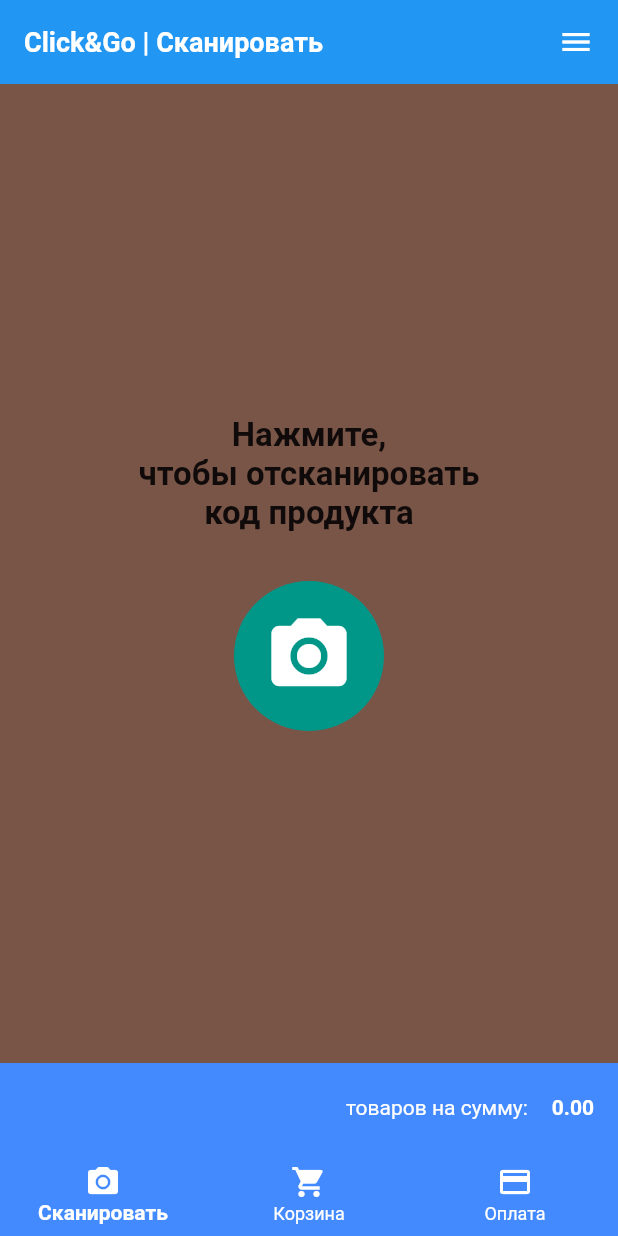
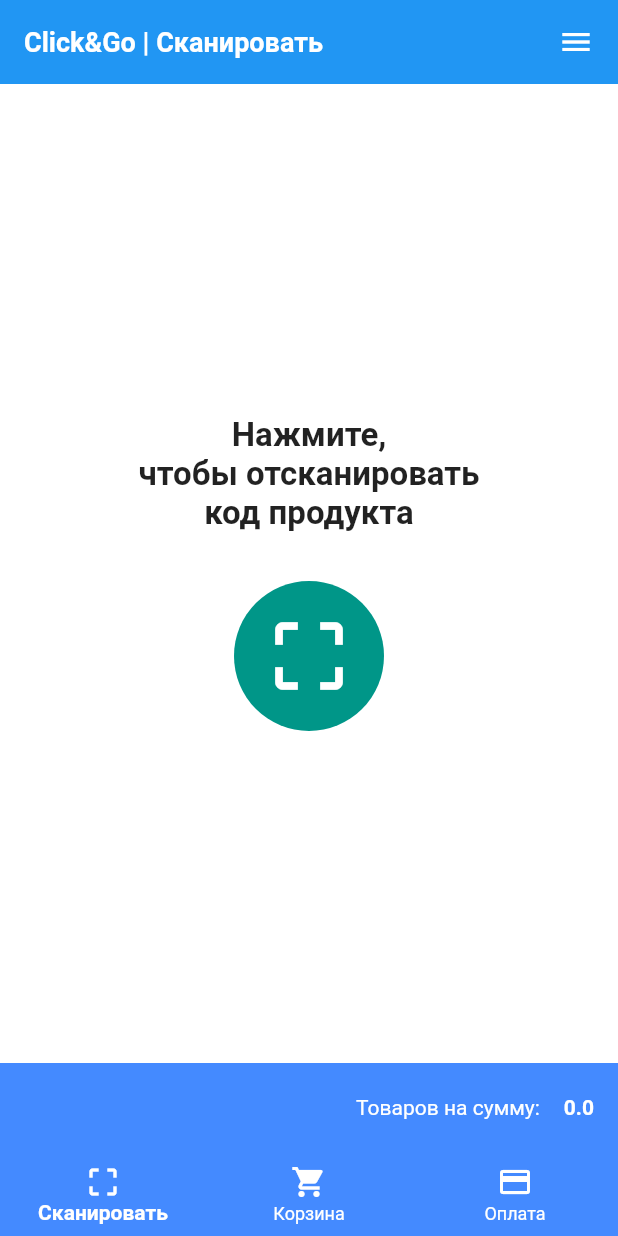
Before and after one commit to SashaKhyzhun/click_and_go_app, a Flutter app: the screen it shows after launch, on a phone screen of 412 x 824 dp. Run offline on Flutter 3.47's test engine with Material 2 defaults, Android fonts, the phone set to English and light mode, and no system bars; missing offline and left inert: dart:ffi.

Commit message:
base screens representation;

```diff
--- /dev/null
+++ b/lib/components/ShoppingBottomLayout.dart
@@ -0,0 +1,59 @@
+import 'dart:ffi';
+
+import 'package:flutter/cupertino.dart';
+import 'package:flutter/material.dart';
+
+class ShoppingBottomLayout extends StatefulWidget {
+
+  ShoppingBottomLayout({
+    this.price
+  });
+
+  final double price;
+
+  @override
+  _ShoppingBottomLayoutState createState() => _ShoppingBottomLayoutState();
+}
+
+class _ShoppingBottomLayoutState extends State<ShoppingBottomLayout> {
+
+  @override
+  Widget build(BuildContext context) {
+    return Material(
+      color: Colors.blueAccent,
+      child: Row(
+        mainAxisSize: MainAxisSize.max,
+        crossAxisAlignment: CrossAxisAlignment.center,
+        mainAxisAlignment: MainAxisAlignment.end,
+        children: <Widget>[
+          Text(
+            "Товаров на сумму:",
+            textAlign: TextAlign.end,
+            maxLines: 1,
+            overflow: TextOverflow.ellipsis,
+            style: TextStyle(
+              fontSize: 14,
+              fontWeight: FontWeight.normal,
+              color: Colors.white
+            ),
+          ),
+          Padding(
+            padding: EdgeInsets.fromLTRB(16, 8, 16, 8),
+            child: Text(
+              widget.price.toString(),
+              textAlign: TextAlign.end,
+              maxLines: 1,
+              overflow: TextOverflow.ellipsis,
+              style: TextStyle(
+                fontSize: 14,
+                fontWeight: FontWeight.bold,
+                color: Colors.white
+              ),
+            ),
+          )
+        ],
+      ),
+    );
+  }
+
+}
--- a/lib/controllers/MainBottonNavController.dart
+++ b/lib/controllers/MainBottonNavController.dart
@@ -1,4 +1,6 @@
+import 'package:clickandgoapp/pages/PaymentsPage.dart';
 import 'package:clickandgoapp/pages/ScanPage.dart';
+import 'package:clickandgoapp/pages/ShoppingPage.dart';
 import 'package:flutter/material.dart';
 
 class HomeBottomNavigationController extends StatefulWidget {
@@ -10,8 +12,8 @@ class HomeBottomNavigationController extends StatefulWidget {
 class _HomeBottomNavigationControllerState extends State<HomeBottomNavigationController> {
   final List<Widget> pages = [
     ScanPage(),
-    ScanPage(),
-    ScanPage(),
+    ShoppingPage(),
+    PaymentsPage(),
   ];
 
   final PageStorageBucket bucket = PageStorageBucket();
@@ -37,7 +39,7 @@ class _HomeBottomNavigationControllerState extends State<HomeBottomNavigationCon
     showUnselectedLabels: true,
     items: <BottomNavigationBarItem>[
       BottomNavigationBarItem(
-          icon: Icon(Icons.camera_alt),
+          icon: Icon(Icons.crop_free),
           title: Text('Сканировать')
       ),
       BottomNavigationBarItem(
--- a/lib/pages/ScanPage.dart
+++ b/lib/pages/ScanPage.dart
@@ -1,3 +1,4 @@
+import 'package:clickandgoapp/components/ShoppingBottomLayout.dart';
 import 'package:flutter/material.dart';
 import 'package:flutter/widgets.dart';
 
@@ -35,7 +36,7 @@ class _ScanPageState extends State<ScanPage> {
       backgroundColor: Colors.white,
       body: SafeArea(
         child: Container(
-          color: Colors.brown,
+          color: Colors.white,
           child: Column(
             crossAxisAlignment: CrossAxisAlignment.stretch,
             mainAxisAlignment: MainAxisAlignment.center,
@@ -68,7 +69,7 @@ class _ScanPageState extends State<ScanPage> {
                               )
                             ),
                             child: Icon(
-                              Icons.camera_alt,
+                              Icons.crop_free,
                               size: 60,
                               color: Colors.white
                             ),
@@ -81,43 +82,8 @@ class _ScanPageState extends State<ScanPage> {
               ),
               Expanded(
                 flex: 1,
-                child: Material(
-                  color: Colors.blueAccent,
-                  child: Row(
-                    mainAxisSize: MainAxisSize.max,
-                    crossAxisAlignment: CrossAxisAlignment.center,
-                    mainAxisAlignment: MainAxisAlignment.end,
-                    children: <Widget>[
-                      Text(
-                        "товаров на сумму:",
-                        textAlign: TextAlign.end,
-                        maxLines: 1,
-                        overflow: TextOverflow.ellipsis,
-                        style: TextStyle(
-                          fontSize: 14,
-                          fontWeight: FontWeight.normal,
-                          color: Colors.white
-                        ),
-                      ),
-                      Padding(
-                        padding: EdgeInsets.fromLTRB(16, 8, 16, 8),
-                        child: Text(
-                          "0.00",
-                          textAlign: TextAlign.end,
-                          maxLines: 1,
-                          overflow: TextOverflow.ellipsis,
-                          style: TextStyle(
-                            fontSize: 14,
-                            fontWeight: FontWeight.bold,
-                            color: Colors.white
-                          ),
-                        ),
-                      )
-
-                    ],
-                  ),
-                ),
-              ),
+                child: ShoppingBottomLayout(price: 0.0)
+              )
             ],
           )
         ),
--- a/pubspec.yaml
+++ b/pubspec.yaml
@@ -23,6 +23,7 @@ dependencies:
   # The following adds the Cupertino Icons font to your application.
   # Use with the CupertinoIcons class for iOS style icons.
   cupertino_icons: ^0.1.2
+  flutter_svg: 0.17.4
 
 dev_dependencies:
   flutter_test:
@@ -41,9 +42,8 @@ flutter:
   uses-material-design: true
 
   # To add assets to your application, add an assets section, like this:
-  # assets:
-  #  - images/a_dot_burr.jpeg
-  #  - images/a_dot_ham.jpeg
+  #  assets:
+  #    - images/a_dot_ham.jpeg
 
   # An image asset can refer to one or more resolution-specific "variants", see
   # https://flutter.dev/assets-and-images/#resolution-aware.
```
Also changed, not shown: lib/pages/PaymentsPage.dart (+17 -3 lines), lib/pages/ShoppingPage.dart (+16 -2 lines), pubspec.lock.
